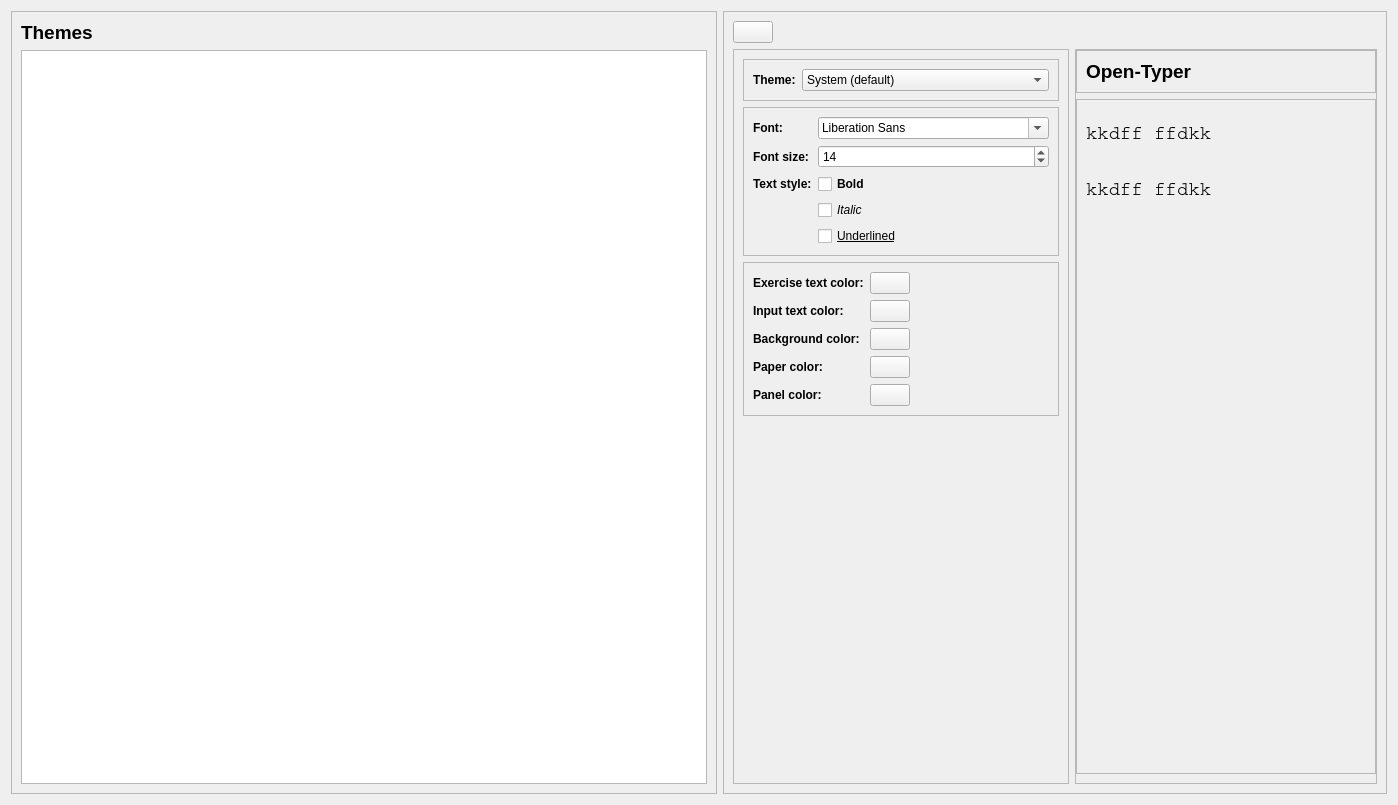
This is ui/options/customization.ui in Open-Typer/Open-Typer as Qt 5 draws it before an edit. The edited form follows.
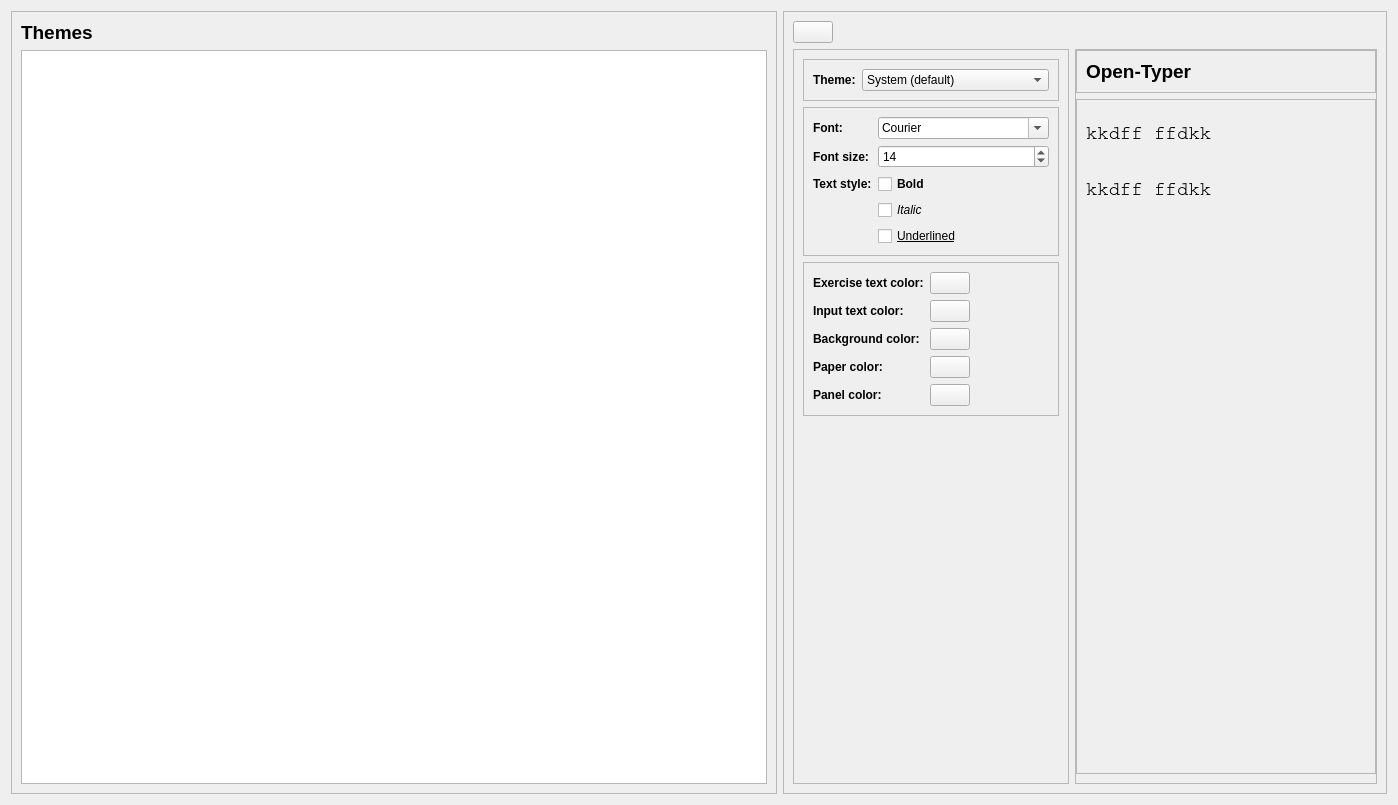
This is the edited form. Icons and pictures are not drawn.

Commit message: ui: options: customization: Set font filter to monospace

Patch:
```diff
--- a/ui/options/customization.ui
+++ b/ui/options/customization.ui
@@ -202,6 +202,9 @@
               <property name="focusPolicy">
                <enum>Qt::StrongFocus</enum>
               </property>
+              <property name="fontFilters">
+               <set>QFontComboBox::MonospacedFonts</set>
+              </property>
              </widget>
             </item>
             <item row="2" column="0">
```
